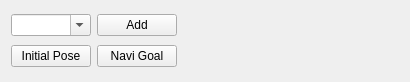
This is ui/navi_multiple_ns.ui in xinjuezou-whi/whi_rviz_plugins as Qt 5 draws it before an edit. The edited form follows.
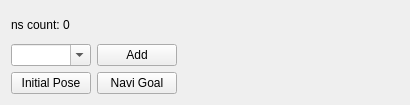
This is the edited form. Icons and pictures are not drawn.

Commit message: add total ns count label

The edit to the form file:
```diff
--- a/ui/navi_multiple_ns.ui
+++ b/ui/navi_multiple_ns.ui
@@ -7,7 +7,7 @@
     <x>0</x>
     <y>0</y>
     <width>410</width>
-    <height>82</height>
+    <height>105</height>
    </rect>
   </property>
   <property name="windowTitle">
@@ -18,6 +18,13 @@
     <layout class="QHBoxLayout" name="horizontalLayout_3">
      <item>
       <layout class="QVBoxLayout" name="verticalLayout">
+       <item>
+        <widget class="QLabel" name="label_count">
+         <property name="text">
+          <string>ns count: 0</string>
+         </property>
+        </widget>
+       </item>
        <item>
         <layout class="QHBoxLayout" name="horizontalLayout">
          <item>
```
The commit also changes 2 other files.
